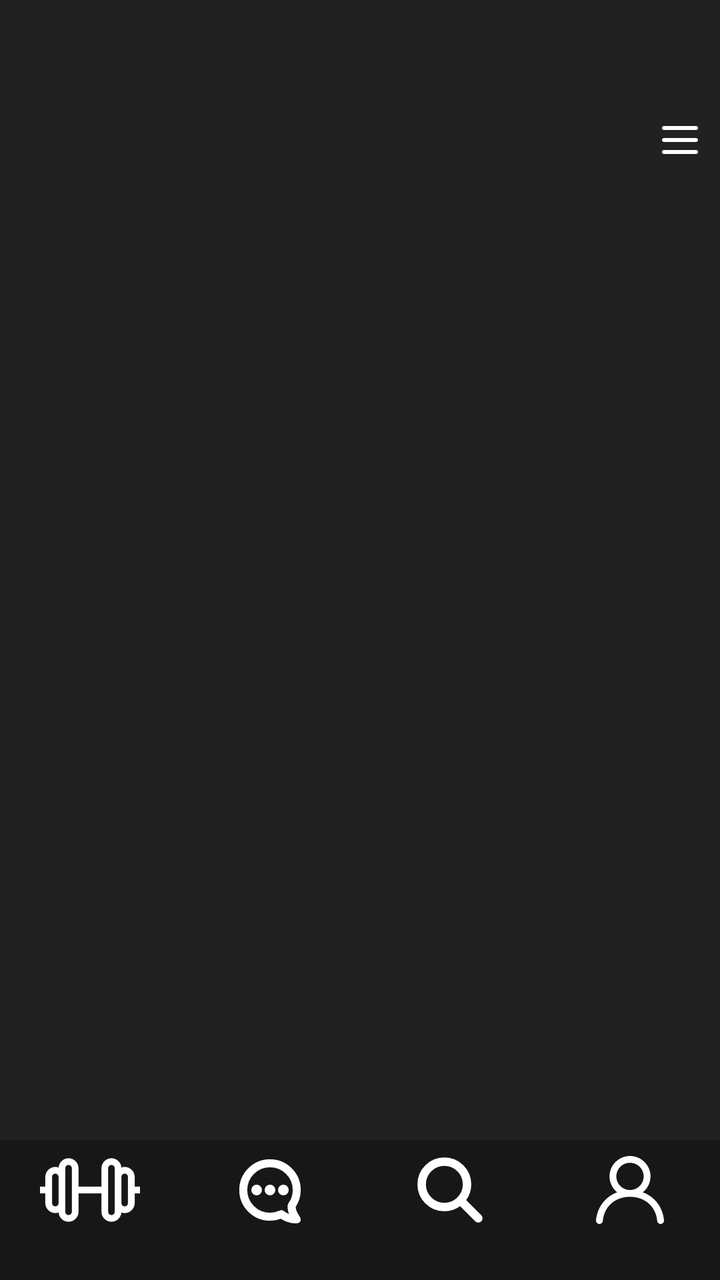
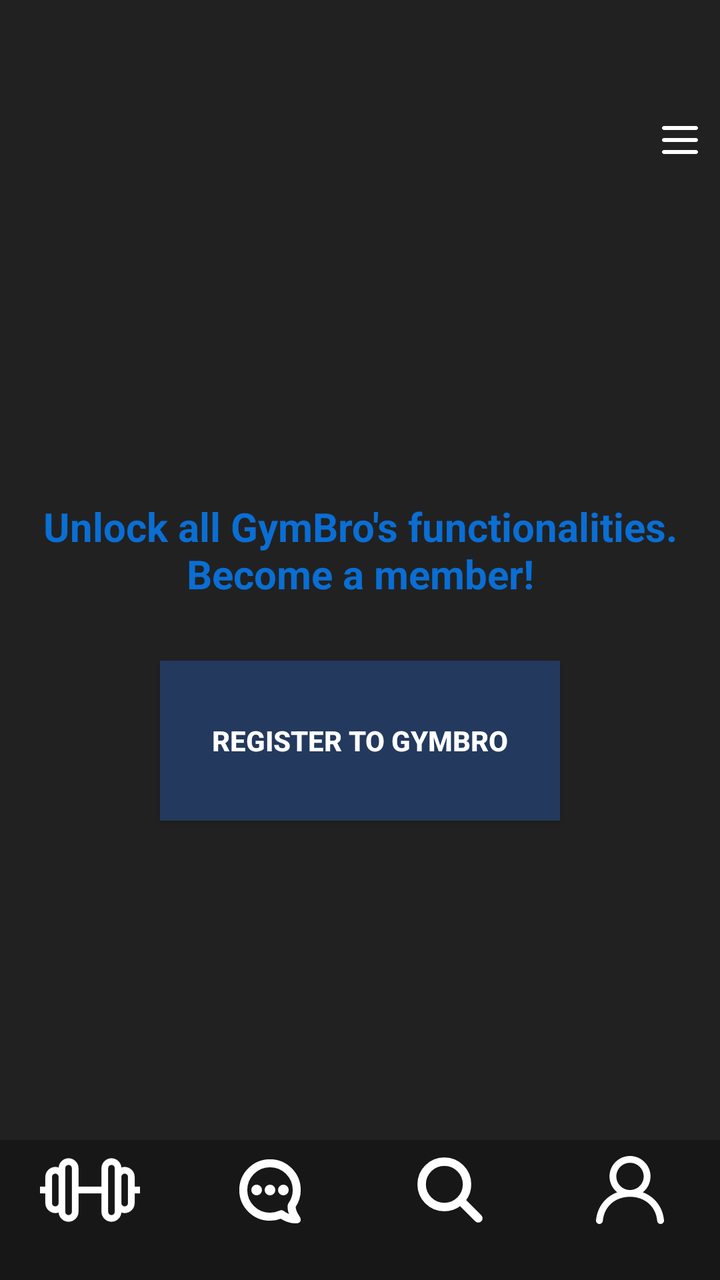

An Android layout rendered at two revisions. The XML below is the earlier revision; the diff shows what the commit changed to produce the second picture.
<!-- AndroidManifest.xml: application theme Theme.GymBro -->
<!-- res/layout/activity_profile.xml -->
<?xml version="1.0" encoding="utf-8"?>
<androidx.drawerlayout.widget.DrawerLayout xmlns:android="http://schemas.android.com/apk/res/android"
    android:id="@+id/drawer_layout"
    xmlns:tools="http://schemas.android.com/tools"
    tools:context=".ProfileActivity"
    android:layout_width="match_parent"
    android:layout_height="match_parent">

    <LinearLayout
        android:layout_width="match_parent"
        android:layout_height="match_parent"
        android:background="@color/lightGrey"
        android:gravity="top|center_horizontal"
        android:orientation="vertical">

        
        <View
            android:layout_width="match_parent"
            android:layout_height="50dp"/>

        
        <LinearLayout
            android:layout_width="match_parent"
            android:layout_height="40dp"
            android:orientation="horizontal"
            android:gravity="end">

            <ImageButton
                android:id="@+id/menuButton"
                android:layout_width="40dp"
                android:layout_height="40dp"
                android:scaleType="centerInside"
                android:padding="8dp"
                android:background="@android:color/transparent"
                android:src="@drawable/menu_icon"/>

        </LinearLayout>
        








        
        
        <View
            android:layout_width="match_parent"
            android:layout_height="0dp"
            android:layout_weight="1" />

        
        <include
            layout="@layout/bottom_nav"
            android:layout_width="match_parent"
            android:layout_height="wrap_content"
            android:layout_gravity="bottom" />

        
        <View
            android:layout_width="match_parent"
            android:layout_height="20dp"
            android:background="@color/darkGrey" />
        


    </LinearLayout>



    
    
    <FrameLayout
        android:id="@+id/menu_container"
        android:layout_width="250dp"
        android:layout_height="match_parent"
        android:layout_gravity="end">

        <include layout="@layout/profile_menu" />

    </FrameLayout>



    


</androidx.drawerlayout.widget.DrawerLayout>
<!-- res/layout/bottom_nav.xml (included above) -->
<?xml version="1.0" encoding="utf-8"?>
<androidx.constraintlayout.widget.ConstraintLayout xmlns:android="http://schemas.android.com/apk/res/android"
    android:layout_width="match_parent"
    android:layout_height="match_parent">


    <LinearLayout
        android:layout_width="match_parent"
        android:layout_height="wrap_content"
        android:orientation="horizontal"
        android:gravity="center"
        android:background="@color/darkGrey">

        <ImageButton
            android:id="@+id/homeButton"
            android:layout_width="50dp"
            android:layout_height="50dp"
            android:scaleType="centerInside"
            android:layout_weight="1"
            android:layout_marginStart="8dp"
            android:layout_marginEnd="8dp"
            android:background="@android:color/transparent"
            android:src="@drawable/home_icon"/>

        <ImageButton
            android:id="@+id/chatButton"
            android:layout_width="50dp"
            android:layout_height="50dp"
            android:scaleType="centerInside"
            android:layout_weight="1"
            android:layout_marginStart="8dp"
            android:layout_marginEnd="8dp"
            android:padding="8dp"
            android:background="@android:color/transparent"
            android:src="@drawable/chat_icon"/>

        <ImageButton
            android:id="@+id/searchButton"
            android:layout_width="50dp"
            android:layout_height="50dp"
            android:scaleType="centerInside"
            android:layout_weight="1"
            android:layout_marginStart="8dp"
            android:layout_marginEnd="8dp"
            android:padding="8dp"
            android:background="@android:color/transparent"
            android:src="@drawable/search_icon"/>

        <ImageButton
            android:id="@+id/profileButton"
            android:layout_width="50dp"
            android:layout_height="50dp"
            android:scaleType="centerInside"
            android:layout_weight="1"
            android:layout_marginStart="8dp"
            android:layout_marginEnd="8dp"
            android:padding="8dp"
            android:background="@android:color/transparent"
            android:src="@drawable/profile_icon"/>


    </LinearLayout>

</androidx.constraintlayout.widget.ConstraintLayout>
<!-- res/layout/profile_menu.xml (included above) -->
<?xml version="1.0" encoding="utf-8"?>
<LinearLayout xmlns:android="http://schemas.android.com/apk/res/android"
    android:id="@+id/drawer_menu"
    android:layout_width="match_parent"
    android:layout_height="match_parent"
    android:layout_gravity="end"
    android:orientation="vertical"
    android:background="@color/darkGrey">

    
    <View
        android:layout_width="match_parent"
        android:layout_height="50dp"/>

    <TextView
        android:id="@+id/menu_title"
        style="@style/ProfileMenuTitleStyle"
        android:gravity="center"
        android:text="Menu"/>

    <View
        android:layout_width="match_parent"
        android:layout_height="20dp"
        android:background="@color/darkGrey"/>


    

    <Button
        android:id="@+id/menu_option_1"
        style="@style/ProfileMenuItemStyle"
        android:text="Option 1"/>

    <Button
        android:id="@+id/menu_option_2"
        style="@style/ProfileMenuItemStyle"
        android:text="Option 2"/>

    <Button
        android:id="@+id/menu_option_3"
        style="@style/ProfileMenuItemStyle"
        android:text="Modify account"/>

    <Button
        android:id="@+id/menu_option_4"
        style="@style/ProfileMenuItemStyle"
        android:text="@string/delete_acc"/>


    
    <View
        android:layout_width="match_parent"
        android:layout_height="0dp"
        android:layout_weight="1" />

    <Button
        android:id="@+id/settingsButton"
        style="@style/ProfileMenuItemStyle"
        android:text="@string/settings" />

    
    <View
        android:layout_width="match_parent"
        android:layout_height="30dp"
        android:background="@color/darkGrey"/>

</LinearLayout>
<!-- resources referenced by this layout -->
<resources>
  <color name="darkGrey">#171717</color>
  <color name="lightGrey">#212121</color>
  <!-- drawable menu_icon (drawable) -->
  <vector xmlns:android="http://schemas.android.com/apk/res/android" android:height="48dp" android:viewportHeight="24" android:viewportWidth="24" android:width="48dp">
        
      <path android:fillColor="#ffffff" android:fillType="evenOdd" android:pathData="M4,5C3.448,5 3,5.448 3,6C3,6.552 3.448,7 4,7H20C20.552,7 21,6.552 21,6C21,5.448 20.552,5 20,5H4ZM3,12C3,11.448 3.448,11 4,11H20C20.552,11 21,11.448 21,12C21,12.552 20.552,13 20,13H4C3.448,13 3,12.552 3,12ZM3,18C3,17.448 3.448,17 4,17H20C20.552,17 21,17.448 21,18C21,18.552 20.552,19 20,19H4C3.448,19 3,18.552 3,18Z"/>
      
  </vector>
  <!-- drawable search_icon (drawable) -->
  <vector xmlns:android="http://schemas.android.com/apk/res/android" android:height="48dp" android:viewportHeight="24" android:viewportWidth="24" android:width="48dp">
        
      <path android:fillColor="#ffffff" android:fillType="evenOdd" android:pathData="M17.039,15.624C18.271,14.084 19.008,12.13 19.008,10.004C19.008,5.031 14.977,1 10.004,1C5.031,1 1,5.031 1,10.004C1,14.977 5.031,19.008 10.004,19.008C12.13,19.008 14.084,18.271 15.624,17.039L21.292,22.707C21.683,23.098 22.316,23.098 22.707,22.707C23.098,22.316 23.098,21.683 22.707,21.292L17.039,15.624ZM10.004,17.017C6.131,17.017 2.991,13.877 2.991,10.004C2.991,6.131 6.131,2.991 10.004,2.991C13.877,2.991 17.017,6.131 17.017,10.004C17.017,13.877 13.877,17.017 10.004,17.017Z" android:strokeColor="#ffffff" android:strokeWidth="1"/>
      
  </vector>
  <string name="delete_acc">Delete Account</string>
  <string name="settings">Settings</string>
  <style name="ProfileMenuItemStyle">
          <item name="android:layout_width">match_parent</item>
          <item name="android:layout_height">wrap_content</item>
          <item name="android:gravity">start</item>
          <item name="android:background">@android:color/transparent</item>
          <item name="android:textAllCaps">false</item>
          <item name="android:textStyle">normal</item>
          <item name="android:textColor">@color/white</item>
          <item name="android:padding">16dp</item>
          <item name="android:textSize">20sp</item>
      </style>
  <style name="ProfileMenuTitleStyle">
          <item name="android:layout_width">match_parent</item>
          <item name="android:layout_height">wrap_content</item>
          <item name="android:textStyle">bold</item>
          <item name="android:textColor">@color/lightBlue</item>
          <item name="android:padding">16dp</item>
          <item name="android:textSize">25sp</item>
      </style>
  <style name="Theme.GymBro" parent="android:Theme.Material.Light.NoActionBar" />
  <color name="white">#FFFFFF</color>
  <color name="lightBlue">#23395d</color>
  <!-- unchanged entries left out for length: 3 -->
</resources>

<!-- the commit's change to res/layout/activity_profile.xml (unified diff, before → after) -->
@@ -38,19 +38,37 @@
         
 
 
-
-
-
-
-
-
-        
-        
-        <View
-            android:layout_width="match_parent"
-            android:layout_height="0dp"
-            android:layout_weight="1" />
-
+        <LinearLayout
+            android:layout_width="match_parent"
+            android:layout_height="0sp"
+            android:gravity="center"
+            android:orientation="vertical"
+            android:layout_weight="1">
+
+            <TextView
+                style="@style/TextStyle1"
+                android:text="@string/register_invitation"/>
+
+            
+            <View
+                android:layout_width="match_parent"
+                android:layout_height="30dp"/>
+
+            <Button
+                android:id="@+id/register_Button"
+                style="@style/ButtonStyle1"
+                android:text="@string/register"
+                />
+
+        </LinearLayout>
+
+
+
+
+
+
+
+        
         
         <include
             layout="@layout/bottom_nav"
@@ -67,6 +85,8 @@
 
 
     </LinearLayout>
+
+
 
 
 
<!-- resource entries referenced after the edit -->
@@ -15,7 +15,16 @@
       
   </vector>
   <string name="delete_acc">Delete Account</string>
+  <string name="register">Register to GymBro</string>
+  <string name="register_invitation">Unlock all GymBro's functionalities.\nBecome a member!</string>
   <string name="settings">Settings</string>
+  <style name="ButtonStyle1">
+          <item name="android:layout_width">200sp</item>
+          <item name="android:layout_height">80sp</item>
+          <item name="android:textStyle">bold</item>
+          <item name="android:textColor">@color/white</item>
+          <item name="android:background">@color/lightBlue</item>
+      </style>
   <style name="ProfileMenuItemStyle">
           <item name="android:layout_width">match_parent</item>
           <item name="android:layout_height">wrap_content</item>
@@ -35,9 +44,18 @@
           <item name="android:padding">16dp</item>
           <item name="android:textSize">25sp</item>
       </style>
+  <style name="TextStyle1">
+          <item name="android:layout_width">match_parent</item>
+          <item name="android:layout_height">wrap_content</item>
+          <item name="android:gravity">center</item>
+          <item name="android:textStyle">bold</item>
+          <item name="android:textColor">@color/lighterBlue</item>
+          <item name="android:textSize">20sp</item>
+      </style>
   <style name="Theme.GymBro" parent="android:Theme.Material.Light.NoActionBar" />
   <color name="white">#FFFFFF</color>
   <color name="lightBlue">#23395d</color>
+  <color name="lighterBlue">#0a6ed3</color>
   <!-- unchanged entries left out for length: 3 -->
 </resources>
 
